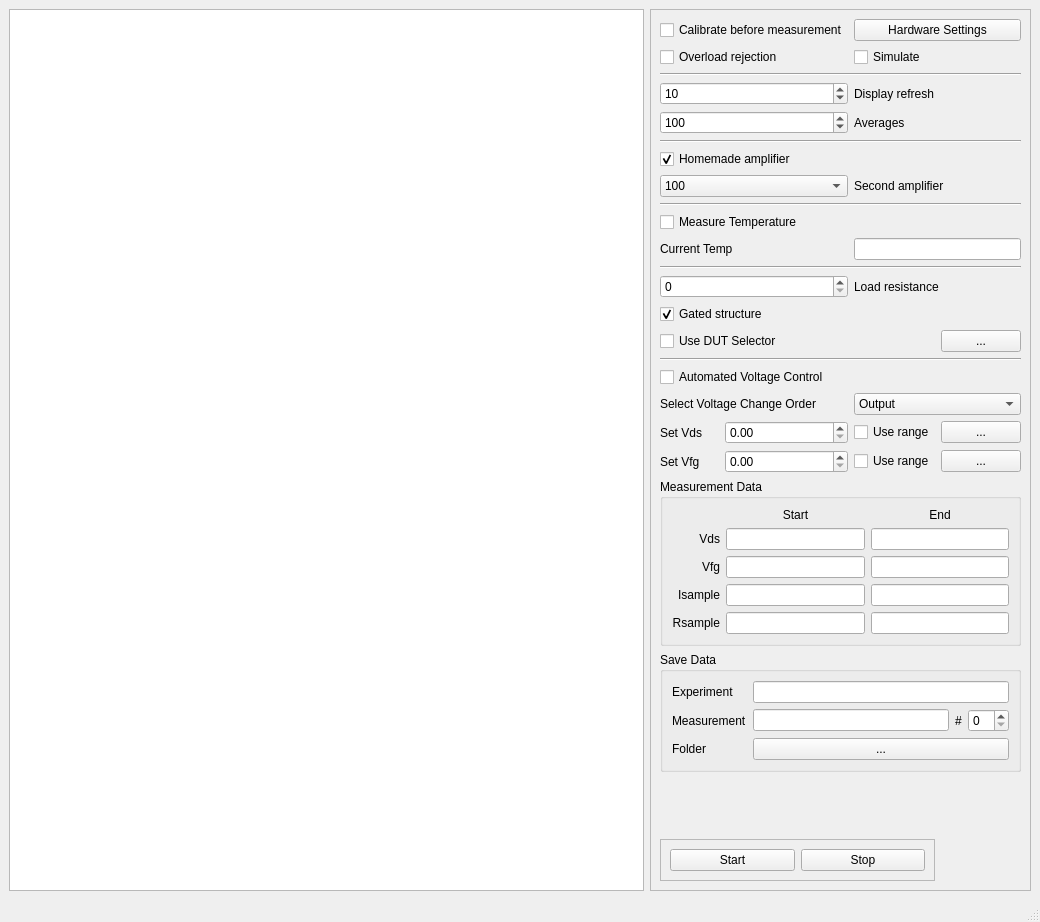
Above: LegacyNoiseMeasurementSetup/UI_NoiseMeasurement_v2.ui from zigorrom/LegacyNoiseMeasurementSetup before the change. Below: the same form after it.
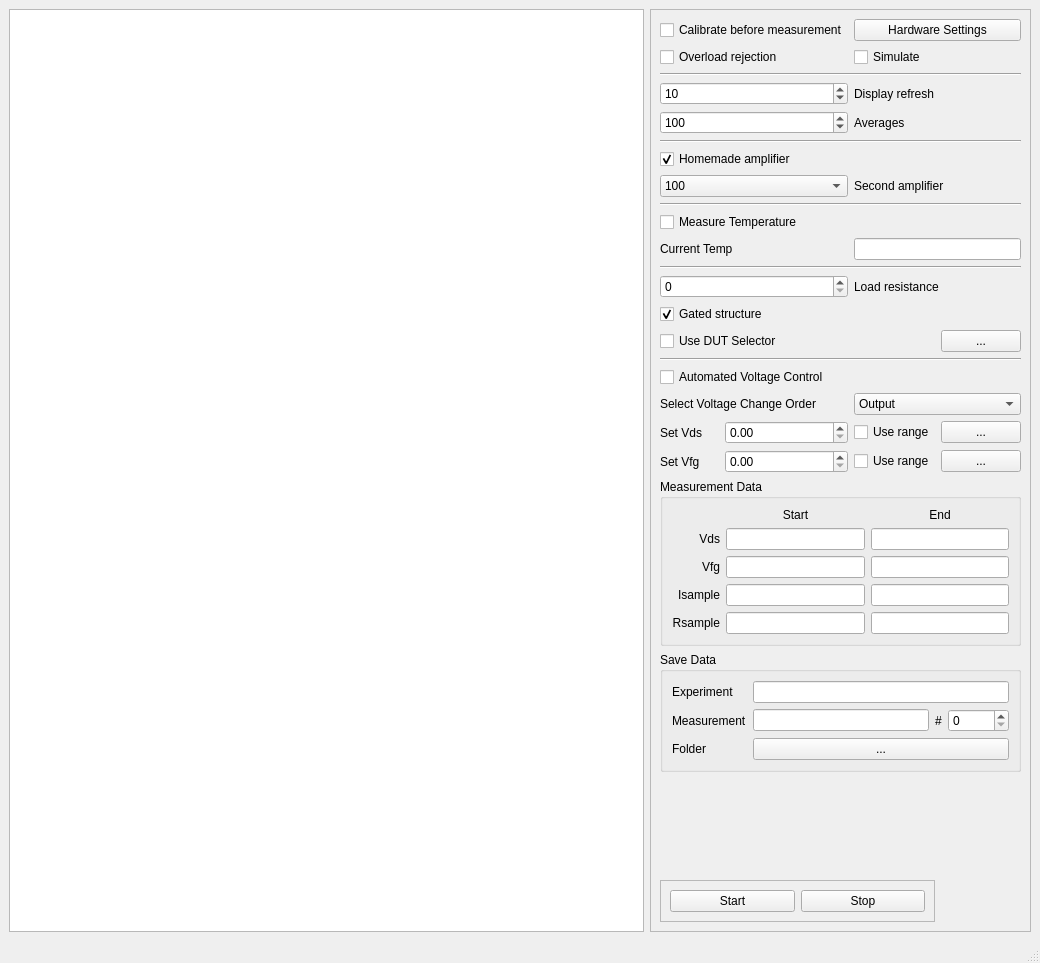
That is the form after the change. Custom widgets are drawn as their Qt base class.

Patch:
```diff
--- a/LegacyNoiseMeasurementSetup/UI_NoiseMeasurement_v2.ui
+++ b/LegacyNoiseMeasurementSetup/UI_NoiseMeasurement_v2.ui
@@ -7,7 +7,7 @@
     <x>0</x>
     <y>0</y>
     <width>1040</width>
-    <height>922</height>
+    <height>963</height>
    </rect>
   </property>
   <property name="windowTitle">
@@ -533,7 +533,11 @@
            </widget>
           </item>
           <item row="1" column="3">
-           <widget class="QSpinBox" name="ui_measurementCount"/>
+           <widget class="QSpinBox" name="ui_measurementCount">
+            <property name="maximum">
+             <number>99999</number>
+            </property>
+           </widget>
           </item>
           <item row="0" column="1" colspan="3">
            <widget class="QLineEdit" name="ui_experimentName"/>
```
Left out of the diff: 2 changed lines with no effect on the pictures.
